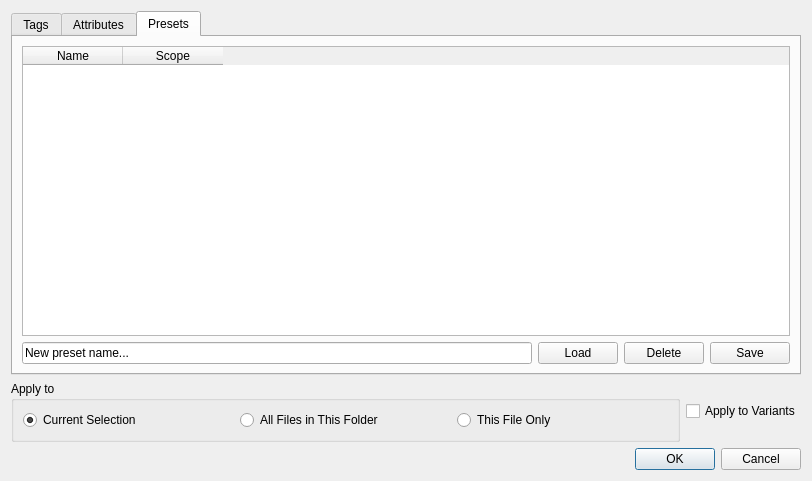
Old version of the form ui/metadata_dialog.ui in the repository DiamondHawk8/Oculus.
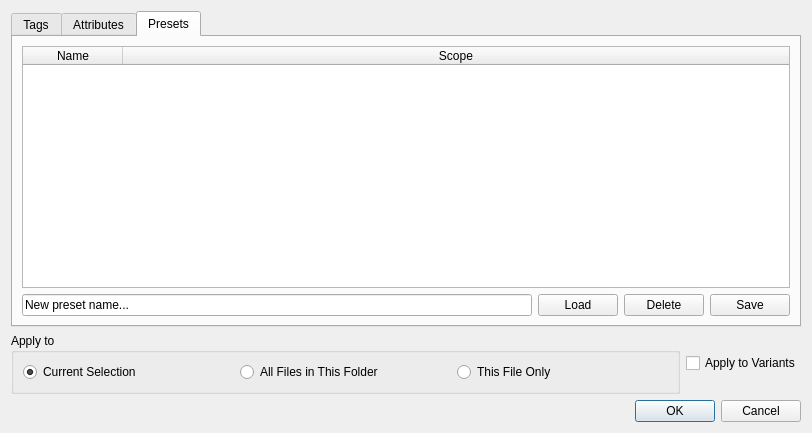
New version of the form.

```diff
--- a/ui/metadata_dialog.ui
+++ b/ui/metadata_dialog.ui
@@ -7,7 +7,7 @@
     <x>0</x>
     <y>0</y>
     <width>812</width>
-    <height>481</height>
+    <height>433</height>
    </rect>
   </property>
   <property name="windowTitle">
@@ -104,6 +104,12 @@
          <property name="columnCount">
           <number>2</number>
          </property>
+         <attribute name="horizontalHeaderStretchLastSection">
+          <bool>true</bool>
+         </attribute>
+         <attribute name="verticalHeaderStretchLastSection">
+          <bool>false</bool>
+         </attribute>
          <column>
           <property name="text">
            <string>Name</string>
```
